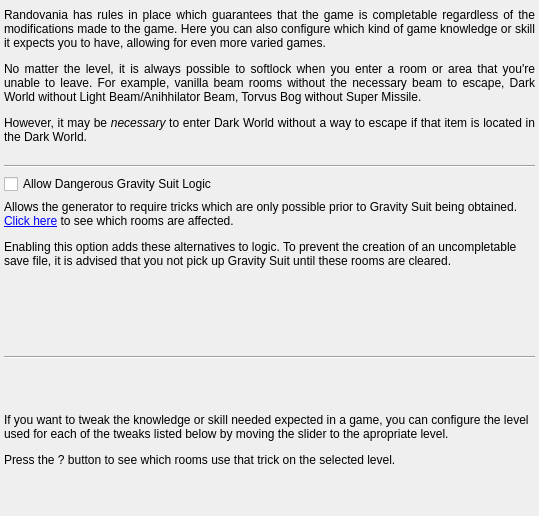
First picture: the form in randovania/gui/ui_files/preset_trick_level.ui, repository randovania/randovania, before the edit.
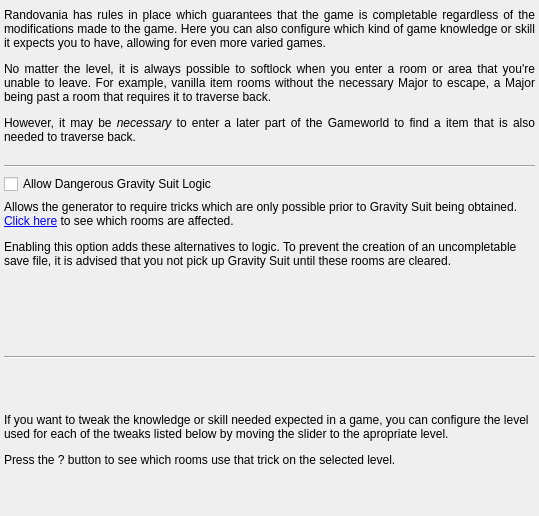
Second picture: the form after the edit.

Diff of the .ui file:
```diff
--- a/randovania/gui/ui_files/preset_trick_level.ui
+++ b/randovania/gui/ui_files/preset_trick_level.ui
@@ -69,7 +69,7 @@
         <item>
          <widget class="QLabel" name="logic_description_label">
           <property name="text">
-           <string>&lt;html&gt;&lt;head/&gt;&lt;body&gt;&lt;p align=&quot;justify&quot;&gt;Randovania has rules in place which guarantees that the game is completable regardless of the modifications made to the game. Here you can also configure which kind of game knowledge or skill it expects you to have, allowing for even more varied games.&lt;/p&gt;&lt;p align=&quot;justify&quot;&gt;No matter the level, it is always possible to softlock when you enter a room or area that you're unable to leave. For example, vanilla beam rooms without the necessary beam to escape, Dark World without Light Beam/Anihhilator Beam, Torvus Bog without Super Missile.&lt;/p&gt;&lt;p align=&quot;justify&quot;&gt;However, it may be &lt;span style=&quot; font-style:italic;&quot;&gt;necessary&lt;/span&gt; to enter Dark World without a way to escape if that item is located in the Dark World.&lt;/p&gt;&lt;/body&gt;&lt;/html&gt;</string>
+           <string>&lt;html&gt;&lt;head/&gt;&lt;body&gt;&lt;p align=&quot;justify&quot;&gt;Randovania has rules in place which guarantees that the game is completable regardless of the modifications made to the game. Here you can also configure which kind of game knowledge or skill it expects you to have, allowing for even more varied games.&lt;/p&gt;&lt;p align=&quot;justify&quot;&gt;No matter the level, it is always possible to softlock when you enter a room or area that you're unable to leave. For example, vanilla item rooms without the necessary Major to escape, a Major being past a room that requires it to traverse back.&lt;/p&gt;&lt;p align=&quot;justify&quot;&gt;However, it may be &lt;span style=&quot; font-style:italic;&quot;&gt;necessary&lt;/span&gt; to enter a later part of the Gameworld to find a item that is also needed to traverse back.&lt;/p&gt;&lt;/body&gt;&lt;/html&gt;</string>
           </property>
           <property name="alignment">
            <set>Qt::AlignLeading|Qt::AlignLeft|Qt::AlignTop</set>
```
